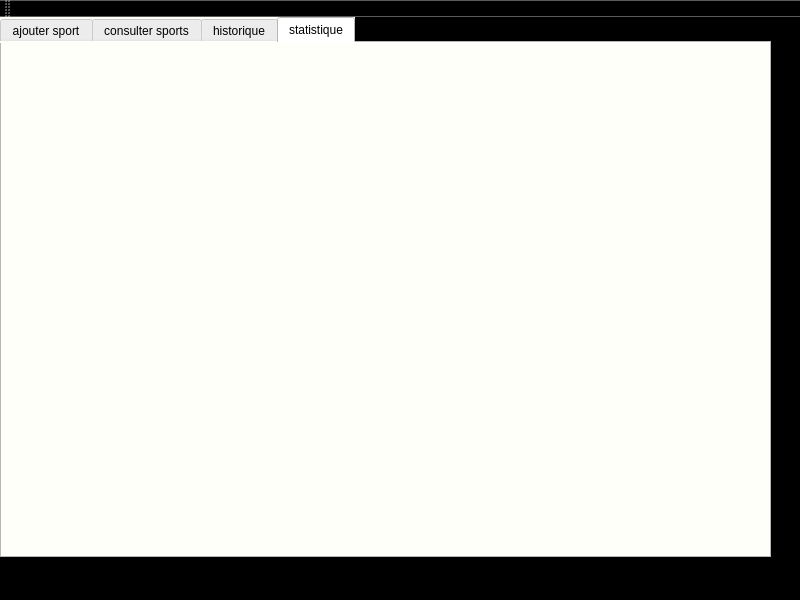
Before: the Qt Designer form mainwindow.ui in msii-esprit/Projet_CPP_2A26, drawn with Qt 5.
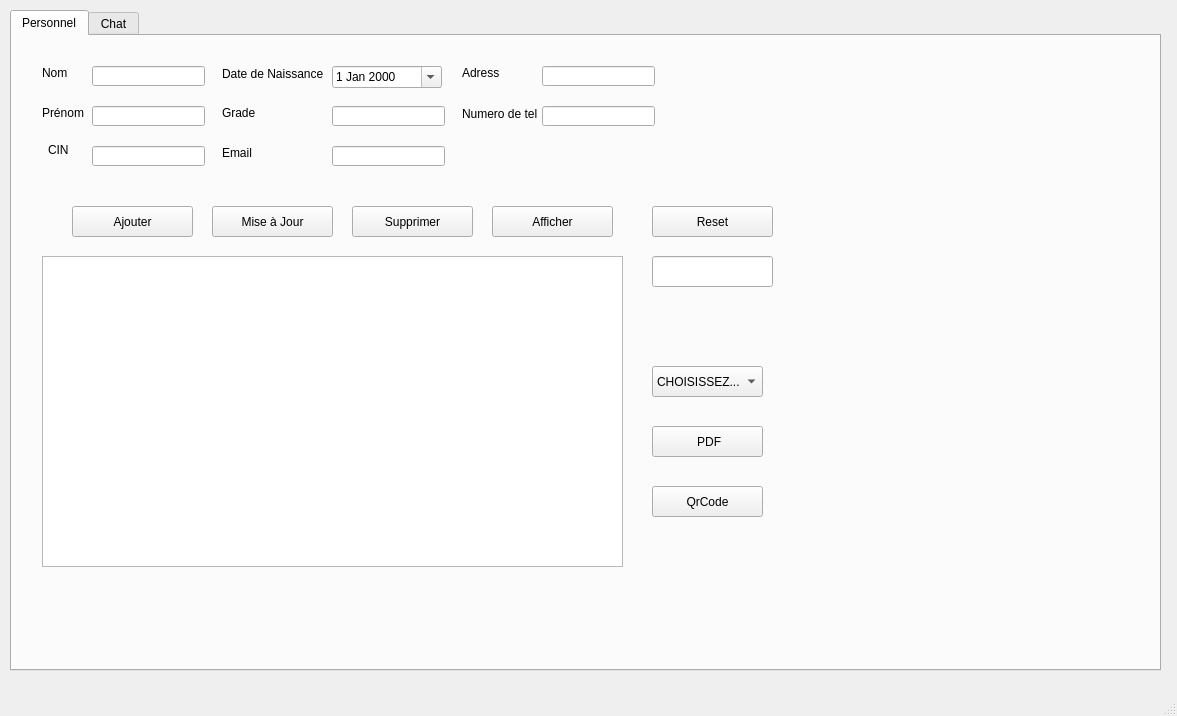
After: the same form once the commit is applied. The open tabs and pages were chosen to show the change.

```diff
--- a/mainwindow.ui
+++ b/mainwindow.ui
@@ -6,24 +6,95 @@
    <rect>
     <x>0</x>
     <y>0</y>
-    <width>800</width>
-    <height>600</height>
+    <width>1177</width>
+    <height>716</height>
    </rect>
   </property>
   <property name="windowTitle">
    <string>MainWindow</string>
   </property>
-  <property name="styleSheet">
-   <string notr="true">background-color: rgb(0, 0, 0);</string>
-  </property>
   <widget class="QWidget" name="centralwidget">
+   <widget class="QStackedWidget" name="stackedWidget">
+    <property name="geometry">
+     <rect>
+      <x>10</x>
+      <y>10</y>
+      <width>1161</width>
+      <height>671</height>
+     </rect>
+    </property>
+    <property name="currentIndex">
+     <number>0</number>
+    </property>
+    <widget class="QWidget" name="page">
+     <widget class="QLabel" name="nutilisateur">
+      <property name="geometry">
+       <rect>
+        <x>170</x>
+        <y>110</y>
+        <width>111</width>
+        <height>31</height>
+       </rect>
+      </property>
+      <property name="text">
+       <string>Nom d'utilisateur :</string>
+      </property>
+     </widget>
+     <widget class="QLabel" name="mutilisateur">
+      <property name="geometry">
+       <rect>
+        <x>170</x>
+        <y>220</y>
+        <width>131</width>
+        <height>41</height>
+       </rect>
+      </property>
+      <property name="text">
+       <string>Mot de passe :</string>
+      </property>
+     </widget>
+     <widget class="QLineEdit" name="utilisateur">
+      <property name="geometry">
+       <rect>
+        <x>310</x>
+        <y>110</y>
+        <width>151</width>
+        <height>31</height>
+       </rect>
+      </property>
+     </widget>
+     <widget class="QLineEdit" name="mdp">
+      <property name="geometry">
+       <rect>
+        <x>310</x>
+        <y>220</y>
+        <width>151</width>
+        <height>31</height>
+       </rect>
+      </property>
+     </widget>
+     <widget class="QPushButton" name="pushButton_17">
+      <property name="geometry">
+       <rect>
+        <x>730</x>
+        <y>150</y>
+        <width>211</width>
+        <height>51</height>
+       </rect>
+      </property>
+      <property name="text">
+       <string>valider</string>
+      </property>
+     </widget>
+    </widget>
+    <widget class="QWidget" name="page_2">
    <widget class="QTabWidget" name="tabWidget">
     <property name="geometry">
      <rect>
       <x>0</x>
-      <y>0</y>
-      <width>771</width>
-      <height>541</height>
+        <y>10</y>
+        <width>1151</width>
+        <height>621</height>
      </rect>
     </property>
     <property name="styleSheet">
@@ -530,12 +601,514 @@
      <widget class="QWidget" name="widget" native="true">
       <property name="geometry">
        <rect>
+          <x>20</x>
+          <y>30</y>
+          <width>1111</width>
+          <height>541</height>
+         </rect>
+        </property>
+       </widget>
+      </widget>
+     </widget>
+    </widget>
+    <widget class="QWidget" name="page_3">
+     <widget class="QTabWidget" name="tabWidget_2">
+      <property name="geometry">
+       <rect>
+        <x>0</x>
+        <y>0</y>
+        <width>1151</width>
+        <height>661</height>
+       </rect>
+      </property>
+      <property name="currentIndex">
+       <number>0</number>
+      </property>
+      <widget class="QWidget" name="tab_5">
+       <attribute name="title">
+        <string>Personnel</string>
+       </attribute>
+       <widget class="QLabel" name="label_nom">
+        <property name="geometry">
+         <rect>
+          <x>30</x>
+          <y>30</y>
+          <width>47</width>
+          <height>14</height>
+         </rect>
+        </property>
+        <property name="text">
+         <string>&lt;html&gt;&lt;head/&gt;&lt;body&gt;&lt;p&gt;Nom&lt;/p&gt;&lt;/body&gt;&lt;/html&gt;</string>
+        </property>
+       </widget>
+       <widget class="QLabel" name="label_adress">
+        <property name="geometry">
+         <rect>
+          <x>450</x>
+          <y>30</y>
+          <width>47</width>
+          <height>14</height>
+         </rect>
+        </property>
+        <property name="frameShape">
+         <enum>QFrame::NoFrame</enum>
+        </property>
+        <property name="text">
+         <string>&lt;html&gt;&lt;head/&gt;&lt;body&gt;&lt;p&gt;&lt;span style=&quot; color:#000000;&quot;&gt;Adress&lt;/span&gt;&lt;/p&gt;&lt;/body&gt;&lt;/html&gt;</string>
+        </property>
+       </widget>
+       <widget class="QLabel" name="label_CIN">
+        <property name="geometry">
+         <rect>
+          <x>36</x>
+          <y>104</y>
+          <width>41</width>
+          <height>20</height>
+         </rect>
+        </property>
+        <property name="text">
+         <string>&lt;html&gt;&lt;head/&gt;&lt;body&gt;&lt;p&gt;&lt;span style=&quot; color:#000000;&quot;&gt;CIN&lt;/span&gt;&lt;/p&gt;&lt;/body&gt;&lt;/html&gt;</string>
+        </property>
+       </widget>
+       <widget class="QLabel" name="label_date_naissance">
+        <property name="geometry">
+         <rect>
+          <x>210</x>
+          <y>30</y>
+          <width>101</width>
+          <height>16</height>
+         </rect>
+        </property>
+        <property name="frameShape">
+         <enum>QFrame::NoFrame</enum>
+        </property>
+        <property name="text">
+         <string>&lt;html&gt;&lt;head/&gt;&lt;body&gt;&lt;p&gt;&lt;span style=&quot; color:#000000;&quot;&gt;Date de Naissance&lt;/span&gt;&lt;/p&gt;&lt;/body&gt;&lt;/html&gt;</string>
+        </property>
+       </widget>
+       <widget class="QLabel" name="label_grade">
+        <property name="geometry">
+         <rect>
+          <x>210</x>
+          <y>70</y>
+          <width>47</width>
+          <height>14</height>
+         </rect>
+        </property>
+        <property name="text">
+         <string>&lt;html&gt;&lt;head/&gt;&lt;body&gt;&lt;p&gt;&lt;span style=&quot; color:#000000;&quot;&gt;Grade&lt;/span&gt;&lt;/p&gt;&lt;/body&gt;&lt;/html&gt;</string>
+        </property>
+       </widget>
+       <widget class="QLabel" name="label_email">
+        <property name="geometry">
+         <rect>
+          <x>210</x>
+          <y>110</y>
+          <width>47</width>
+          <height>14</height>
+         </rect>
+        </property>
+        <property name="text">
+         <string>&lt;html&gt;&lt;head/&gt;&lt;body&gt;&lt;p&gt;&lt;span style=&quot; color:#000000;&quot;&gt;Email&lt;/span&gt;&lt;/p&gt;&lt;/body&gt;&lt;/html&gt;</string>
+        </property>
+       </widget>
+       <widget class="QLabel" name="label_prenom">
+        <property name="geometry">
+         <rect>
+          <x>30</x>
+          <y>70</y>
+          <width>47</width>
+          <height>14</height>
+         </rect>
+        </property>
+        <property name="text">
+         <string>&lt;html&gt;&lt;head/&gt;&lt;body&gt;&lt;p&gt;&lt;span style=&quot; color:#000000;&quot;&gt;Prénom&lt;/span&gt;&lt;/p&gt;&lt;/body&gt;&lt;/html&gt;</string>
+        </property>
+       </widget>
+       <widget class="QLabel" name="label_num_tel">
+        <property name="geometry">
+         <rect>
+          <x>450</x>
+          <y>70</y>
+          <width>81</width>
+          <height>16</height>
+         </rect>
+        </property>
+        <property name="text">
+         <string>&lt;html&gt;&lt;head/&gt;&lt;body&gt;&lt;p&gt;&lt;span style=&quot; color:#000000;&quot;&gt;Numero de tel&lt;/span&gt;&lt;/p&gt;&lt;/body&gt;&lt;/html&gt;</string>
+        </property>
+       </widget>
+       <widget class="QPushButton" name="pb_ajouter">
+        <property name="geometry">
+         <rect>
         <x>60</x>
-        <y>40</y>
-        <width>631</width>
-        <height>441</height>
-       </rect>
-      </property>
+          <y>170</y>
+          <width>121</width>
+          <height>31</height>
+         </rect>
+        </property>
+        <property name="text">
+         <string>Ajouter</string>
+        </property>
+       </widget>
+       <widget class="QPushButton" name="pushButton_afficher">
+        <property name="geometry">
+         <rect>
+          <x>480</x>
+          <y>170</y>
+          <width>121</width>
+          <height>31</height>
+         </rect>
+        </property>
+        <property name="text">
+         <string>Afficher</string>
+        </property>
+       </widget>
+       <widget class="QPushButton" name="pushButtonSupprimer">
+        <property name="geometry">
+         <rect>
+          <x>340</x>
+          <y>170</y>
+          <width>121</width>
+          <height>31</height>
+         </rect>
+        </property>
+        <property name="text">
+         <string>Supprimer</string>
+        </property>
+       </widget>
+       <widget class="QPushButton" name="pushButton_mise_a_jour">
+        <property name="geometry">
+         <rect>
+          <x>200</x>
+          <y>170</y>
+          <width>121</width>
+          <height>31</height>
+         </rect>
+        </property>
+        <property name="text">
+         <string>Mise à Jour</string>
+        </property>
+       </widget>
+       <widget class="QLineEdit" name="le_Nom">
+        <property name="geometry">
+         <rect>
+          <x>80</x>
+          <y>30</y>
+          <width>113</width>
+          <height>20</height>
+         </rect>
+        </property>
+       </widget>
+       <widget class="QLineEdit" name="le_Email">
+        <property name="geometry">
+         <rect>
+          <x>320</x>
+          <y>110</y>
+          <width>113</width>
+          <height>20</height>
+         </rect>
+        </property>
+        <property name="inputMethodHints">
+         <set>Qt::ImhEmailCharactersOnly</set>
+        </property>
+       </widget>
+       <widget class="QLineEdit" name="le_CIN">
+        <property name="geometry">
+         <rect>
+          <x>80</x>
+          <y>110</y>
+          <width>113</width>
+          <height>20</height>
+         </rect>
+        </property>
+       </widget>
+       <widget class="QLineEdit" name="le_Prenom">
+        <property name="geometry">
+         <rect>
+          <x>80</x>
+          <y>70</y>
+          <width>113</width>
+          <height>20</height>
+         </rect>
+        </property>
+        <property name="text">
+         <string/>
+        </property>
+       </widget>
+       <widget class="QLineEdit" name="le_Adress">
+        <property name="geometry">
+         <rect>
+          <x>530</x>
+          <y>30</y>
+          <width>113</width>
+          <height>20</height>
+         </rect>
+        </property>
+       </widget>
+       <widget class="QLineEdit" name="le_Ntel">
+        <property name="geometry">
+         <rect>
+          <x>530</x>
+          <y>70</y>
+          <width>113</width>
+          <height>20</height>
+         </rect>
+        </property>
+       </widget>
+       <widget class="QTableView" name="tableView_personnel">
+        <property name="geometry">
+         <rect>
+          <x>30</x>
+          <y>220</y>
+          <width>581</width>
+          <height>311</height>
+         </rect>
+        </property>
+       </widget>
+       <widget class="QLineEdit" name="le_grade">
+        <property name="geometry">
+         <rect>
+          <x>320</x>
+          <y>70</y>
+          <width>113</width>
+          <height>20</height>
+         </rect>
+        </property>
+       </widget>
+       <widget class="QDateEdit" name="dateEdit">
+        <property name="geometry">
+         <rect>
+          <x>320</x>
+          <y>30</y>
+          <width>110</width>
+          <height>22</height>
+         </rect>
+        </property>
+        <property name="maximumDateTime">
+         <datetime>
+          <hour>0</hour>
+          <minute>0</minute>
+          <second>0</second>
+          <year>2003</year>
+          <month>1</month>
+          <day>1</day>
+         </datetime>
+        </property>
+        <property name="maximumDate">
+         <date>
+          <year>2003</year>
+          <month>1</month>
+          <day>1</day>
+         </date>
+        </property>
+        <property name="minimumDate">
+         <date>
+          <year>1970</year>
+          <month>1</month>
+          <day>1</day>
+         </date>
+        </property>
+        <property name="calendarPopup">
+         <bool>true</bool>
+        </property>
+       </widget>
+       <widget class="QPushButton" name="pushButton_PDF">
+        <property name="geometry">
+         <rect>
+          <x>640</x>
+          <y>390</y>
+          <width>111</width>
+          <height>31</height>
+         </rect>
+        </property>
+        <property name="text">
+         <string> PDF</string>
+        </property>
+       </widget>
+       <widget class="QPushButton" name="pushButton_Reset">
+        <property name="geometry">
+         <rect>
+          <x>640</x>
+          <y>170</y>
+          <width>121</width>
+          <height>31</height>
+         </rect>
+        </property>
+        <property name="text">
+         <string>Reset</string>
+        </property>
+       </widget>
+       <widget class="QLineEdit" name="lineEdit_rechercher">
+        <property name="geometry">
+         <rect>
+          <x>640</x>
+          <y>220</y>
+          <width>121</width>
+          <height>31</height>
+         </rect>
+        </property>
+        <property name="echoMode">
+         <enum>QLineEdit::Normal</enum>
+        </property>
+       </widget>
+       <widget class="QPushButton" name="pb_qrcode">
+        <property name="geometry">
+         <rect>
+          <x>640</x>
+          <y>450</y>
+          <width>111</width>
+          <height>31</height>
+         </rect>
+        </property>
+        <property name="text">
+         <string>QrCode</string>
+        </property>
+       </widget>
+       <widget class="QLabel" name="label_qrcode">
+        <property name="geometry">
+         <rect>
+          <x>650</x>
+          <y>10</y>
+          <width>131</width>
+          <height>141</height>
+         </rect>
+        </property>
+        <property name="text">
+         <string/>
+        </property>
+       </widget>
+       <widget class="QComboBox" name="comboBox_tri">
+        <property name="geometry">
+         <rect>
+          <x>640</x>
+          <y>330</y>
+          <width>111</width>
+          <height>31</height>
+         </rect>
+        </property>
+        <item>
+         <property name="text">
+          <string>CHOISISSEZ...</string>
+         </property>
+        </item>
+        <item>
+         <property name="text">
+          <string>tri par cin</string>
+         </property>
+        </item>
+        <item>
+         <property name="text">
+          <string>tri par nom</string>
+         </property>
+        </item>
+        <item>
+         <property name="text">
+          <string>tri par grade</string>
+         </property>
+        </item>
+       </widget>
+      </widget>
+      <widget class="QWidget" name="tab_6">
+       <attribute name="title">
+        <string>Chat</string>
+       </attribute>
+       <widget class="QTextEdit" name="textEdit_2">
+        <property name="geometry">
+         <rect>
+          <x>154</x>
+          <y>80</y>
+          <width>401</width>
+          <height>191</height>
+         </rect>
+        </property>
+       </widget>
+       <widget class="QLabel" name="label_13">
+        <property name="geometry">
+         <rect>
+          <x>100</x>
+          <y>287</y>
+          <width>47</width>
+          <height>14</height>
+         </rect>
+        </property>
+        <property name="text">
+         <string>Message</string>
+        </property>
+       </widget>
+       <widget class="QLineEdit" name="le_message_2">
+        <property name="geometry">
+         <rect>
+          <x>153</x>
+          <y>279</y>
+          <width>404</width>
+          <height>31</height>
+         </rect>
+        </property>
+       </widget>
+       <widget class="QLineEdit" name="le_nickname_2">
+        <property name="geometry">
+         <rect>
+          <x>156</x>
+          <y>44</y>
+          <width>398</width>
+          <height>29</height>
+         </rect>
+        </property>
+       </widget>
+       <widget class="QLabel" name="label_14">
+        <property name="geometry">
+         <rect>
+          <x>104</x>
+          <y>80</y>
+          <width>47</width>
+          <height>14</height>
+         </rect>
+        </property>
+        <property name="text">
+         <string>chat</string>
+        </property>
+       </widget>
+       <widget class="QPushButton" name="pb_connecter_2">
+        <property name="geometry">
+         <rect>
+          <x>480</x>
+          <y>330</y>
+          <width>75</width>
+          <height>23</height>
+         </rect>
+        </property>
+        <property name="text">
+         <string>connecte</string>
+        </property>
+       </widget>
+       <widget class="QLabel" name="label_15">
+        <property name="geometry">
+         <rect>
+          <x>104</x>
+          <y>50</y>
+          <width>47</width>
+          <height>14</height>
+         </rect>
+        </property>
+        <property name="text">
+         <string>nom</string>
+        </property>
+       </widget>
+       <widget class="QPushButton" name="pb_envoyer_2">
+        <property name="geometry">
+         <rect>
+          <x>390</x>
+          <y>330</y>
+          <width>75</width>
+          <height>23</height>
+         </rect>
+        </property>
+        <property name="text">
+         <string>Envoyer</string>
+        </property>
+       </widget>
+      </widget>
      </widget>
     </widget>
    </widget>
@@ -551,17 +1124,6 @@
    </property>
   </widget>
   <widget class="QStatusBar" name="statusbar"/>
-  <widget class="QToolBar" name="toolBar">
-   <property name="windowTitle">
-    <string>toolBar</string>
-   </property>
-   <attribute name="toolBarArea">
-    <enum>TopToolBarArea</enum>
-   </attribute>
-   <attribute name="toolBarBreak">
-    <bool>false</bool>
-   </attribute>
-  </widget>
  </widget>
  <resources/>
  <connections/>
```
Left out of the diff: 4 changed lines with no effect on the pictures. Lines whose indentation alone changed are shown as unchanged.
